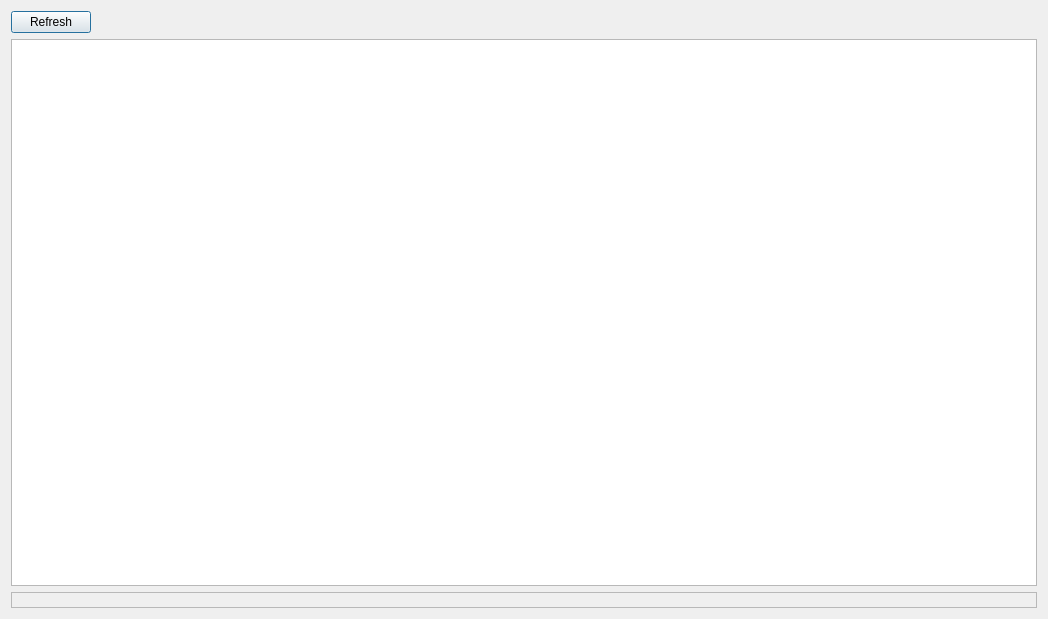
Above: resources/details.ui from pupkinit/mail-notifier before the change. Below: the same form after it.
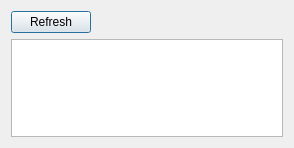
That is the form after the change. Icons and pictures are not drawn.

Diff of the .ui file:
```diff
--- a/resources/details.ui
+++ b/resources/details.ui
@@ -6,8 +6,8 @@
    <rect>
     <x>0</x>
     <y>0</y>
-    <width>1048</width>
-    <height>619</height>
+    <width>294</width>
+    <height>148</height>
    </rect>
   </property>
   <property name="windowTitle">
@@ -42,37 +42,6 @@
      </item>
     </layout>
    </item>
-   <item>
-    <widget class="QLabel" name="statusBar">
-     <property name="sizePolicy">
-      <sizepolicy hsizetype="Preferred" vsizetype="Preferred">
-       <horstretch>0</horstretch>
-       <verstretch>0</verstretch>
-      </sizepolicy>
-     </property>
-     <property name="minimumSize">
-      <size>
-       <width>0</width>
-       <height>0</height>
-      </size>
-     </property>
-     <property name="baseSize">
-      <size>
-       <width>0</width>
-       <height>0</height>
-      </size>
-     </property>
-     <property name="frameShape">
-      <enum>QFrame::StyledPanel</enum>
-     </property>
-     <property name="frameShadow">
-      <enum>QFrame::Sunken</enum>
-     </property>
-     <property name="text">
-      <string/>
-     </property>
-    </widget>
-   </item>
   </layout>
  </widget>
  <resources>
```
Left out of the diff: 6 changed lines with no effect on the pictures.
